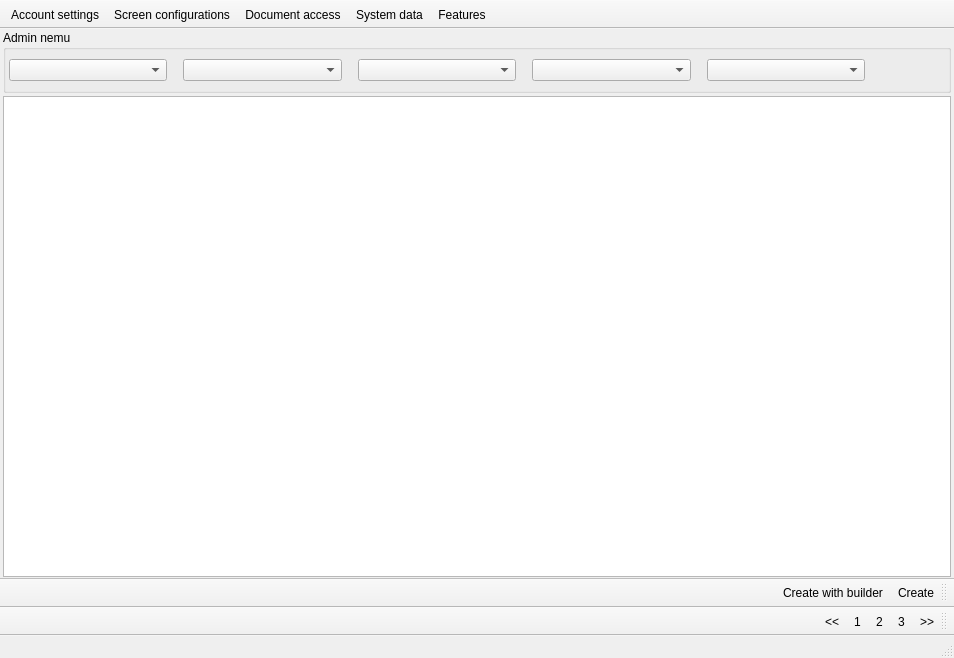
This is Builder/Builder/mwindow.ui in Rork96/QtProjects as Qt 5 draws it before an edit. The edited form follows.
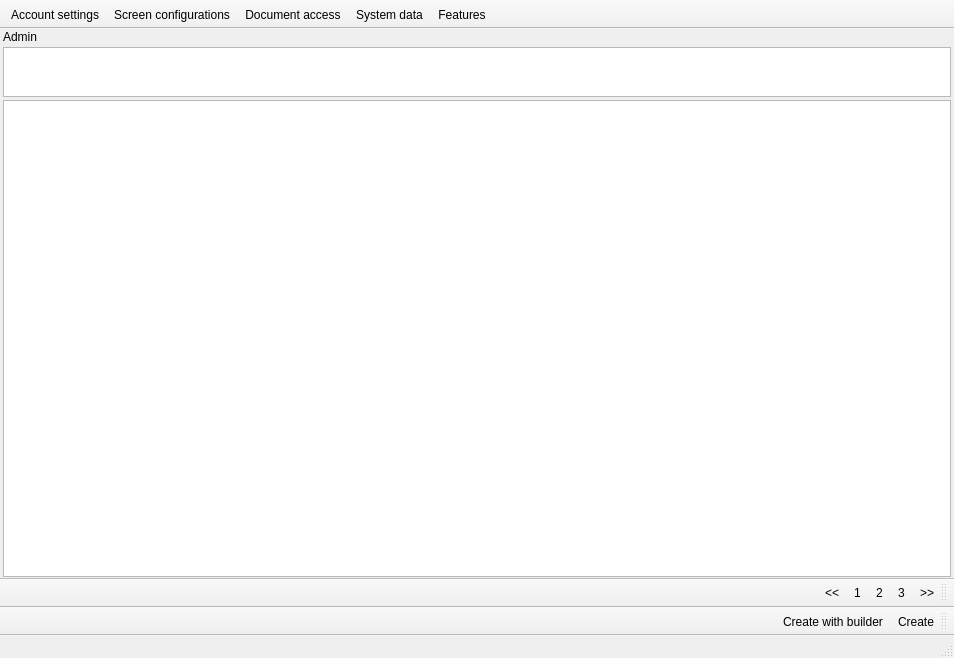
This is the edited form.

Diff of the .ui file:
```diff
--- a/Builder/Builder/mwindow.ui
+++ b/Builder/Builder/mwindow.ui
@@ -33,160 +33,26 @@
     <property name="verticalSpacing">
      <number>3</number>
     </property>
-    <item row="0" column="0">
-     <widget class="QGroupBox" name="groupBox">
-      <property name="minimumSize">
+    <item row="1" column="0">
+     <widget class="QTableView" name="tableView_2">
+      <property name="maximumSize">
        <size>
-        <width>0</width>
+        <width>16777215</width>
         <height>50</height>
        </size>
       </property>
-      <property name="title">
-       <string>Admin nemu</string>
-      </property>
-      <layout class="QGridLayout" name="gridLayout_2">
-       <property name="leftMargin">
-        <number>3</number>
-       </property>
-       <property name="rightMargin">
-        <number>3</number>
-       </property>
-       <item row="0" column="3">
-        <spacer name="horizontalSpacer_3">
-         <property name="orientation">
-          <enum>Qt::Horizontal</enum>
-         </property>
-         <property name="sizeType">
-          <enum>QSizePolicy::Minimum</enum>
-         </property>
-         <property name="sizeHint" stdset="0">
-          <size>
-           <width>10</width>
-           <height>20</height>
-          </size>
-         </property>
-        </spacer>
-       </item>
-       <item row="0" column="5">
-        <spacer name="horizontalSpacer_4">
-         <property name="orientation">
-          <enum>Qt::Horizontal</enum>
-         </property>
-         <property name="sizeType">
-          <enum>QSizePolicy::Minimum</enum>
-         </property>
-         <property name="sizeHint" stdset="0">
-          <size>
-           <width>10</width>
-           <height>20</height>
-          </size>
-         </property>
-        </spacer>
-       </item>
-       <item row="0" column="1">
-        <spacer name="horizontalSpacer_2">
-         <property name="orientation">
-          <enum>Qt::Horizontal</enum>
-         </property>
-         <property name="sizeType">
-          <enum>QSizePolicy::Minimum</enum>
-         </property>
-         <property name="sizeHint" stdset="0">
-          <size>
-           <width>10</width>
-           <height>20</height>
-          </size>
-         </property>
-        </spacer>
-       </item>
-       <item row="0" column="9">
-        <spacer name="horizontalSpacer">
-         <property name="orientation">
-          <enum>Qt::Horizontal</enum>
-         </property>
-         <property name="sizeType">
-          <enum>QSizePolicy::Minimum</enum>
-         </property>
-         <property name="sizeHint" stdset="0">
-          <size>
-           <width>80</width>
-           <height>20</height>
-          </size>
-         </property>
-        </spacer>
-       </item>
-       <item row="0" column="8">
-        <widget class="QComboBox" name="comboBox_5">
-         <property name="minimumSize">
-          <size>
-           <width>150</width>
-           <height>0</height>
-          </size>
-         </property>
-        </widget>
-       </item>
-       <item row="0" column="0">
-        <widget class="QComboBox" name="comboBox">
-         <property name="minimumSize">
-          <size>
-           <width>150</width>
-           <height>0</height>
-          </size>
-         </property>
-        </widget>
-       </item>
-       <item row="0" column="2">
-        <widget class="QComboBox" name="comboBox_2">
-         <property name="minimumSize">
-          <size>
-           <width>150</width>
-           <height>0</height>
-          </size>
-         </property>
-        </widget>
-       </item>
-       <item row="0" column="4">
-        <widget class="QComboBox" name="comboBox_3">
-         <property name="minimumSize">
-          <size>
-           <width>150</width>
-           <height>0</height>
-          </size>
-         </property>
-        </widget>
-       </item>
-       <item row="0" column="6">
-        <widget class="QComboBox" name="comboBox_4">
-         <property name="minimumSize">
-          <size>
-           <width>150</width>
-           <height>0</height>
-          </size>
-         </property>
-        </widget>
-       </item>
-       <item row="0" column="7">
-        <spacer name="horizontalSpacer_5">
-         <property name="orientation">
-          <enum>Qt::Horizontal</enum>
-         </property>
-         <property name="sizeType">
-          <enum>QSizePolicy::Minimum</enum>
-         </property>
-         <property name="sizeHint" stdset="0">
-          <size>
-           <width>10</width>
-           <height>20</height>
-          </size>
-         </property>
-        </spacer>
-       </item>
-      </layout>
      </widget>
     </item>
-    <item row="1" column="0">
+    <item row="2" column="0">
      <widget class="QTableView" name="tableView"/>
     </item>
+    <item row="0" column="0">
+     <widget class="QLabel" name="label">
+      <property name="text">
+       <string>Admin</string>
+      </property>
+     </widget>
+    </item>
    </layout>
   </widget>
   <widget class="QToolBar" name="toolBar_2">
@@ -224,31 +90,31 @@
    <attribute name="toolBarBreak">
     <bool>true</bool>
    </attribute>
+   <addaction name="actionCreate"/>
+   <addaction name="actionCreate_with_builder"/>
+  </widget>
+  <widget class="QToolBar" name="toolBar_3">
+   <property name="windowTitle">
+    <string>toolBar_3</string>
+   </property>
+   <property name="layoutDirection">
+    <enum>Qt::RightToLeft</enum>
+   </property>
+   <property name="movable">
+    <bool>true</bool>
+   </property>
+   <attribute name="toolBarArea">
+    <enum>BottomToolBarArea</enum>
+   </attribute>
+   <attribute name="toolBarBreak">
+    <bool>true</bool>
+   </attribute>
    <addaction name="action_2"/>
    <addaction name="action3"/>
    <addaction name="action2"/>
    <addaction name="action1"/>
    <addaction name="action"/>
   </widget>
-  <widget class="QToolBar" name="toolBar_3">
-   <property name="windowTitle">
-    <string>toolBar_3</string>
-   </property>
-   <property name="layoutDirection">
-    <enum>Qt::RightToLeft</enum>
-   </property>
-   <property name="movable">
-    <bool>true</bool>
-   </property>
-   <attribute name="toolBarArea">
-    <enum>BottomToolBarArea</enum>
-   </attribute>
-   <attribute name="toolBarBreak">
-    <bool>true</bool>
-   </attribute>
-   <addaction name="actionCreate"/>
-   <addaction name="actionCreate_with_builder"/>
-  </widget>
   <widget class="QStatusBar" name="statusbar"/>
   <action name="actionAccount_settings">
    <property name="text">
```
Left out of the diff: 2 changed lines with no effect on the pictures.
